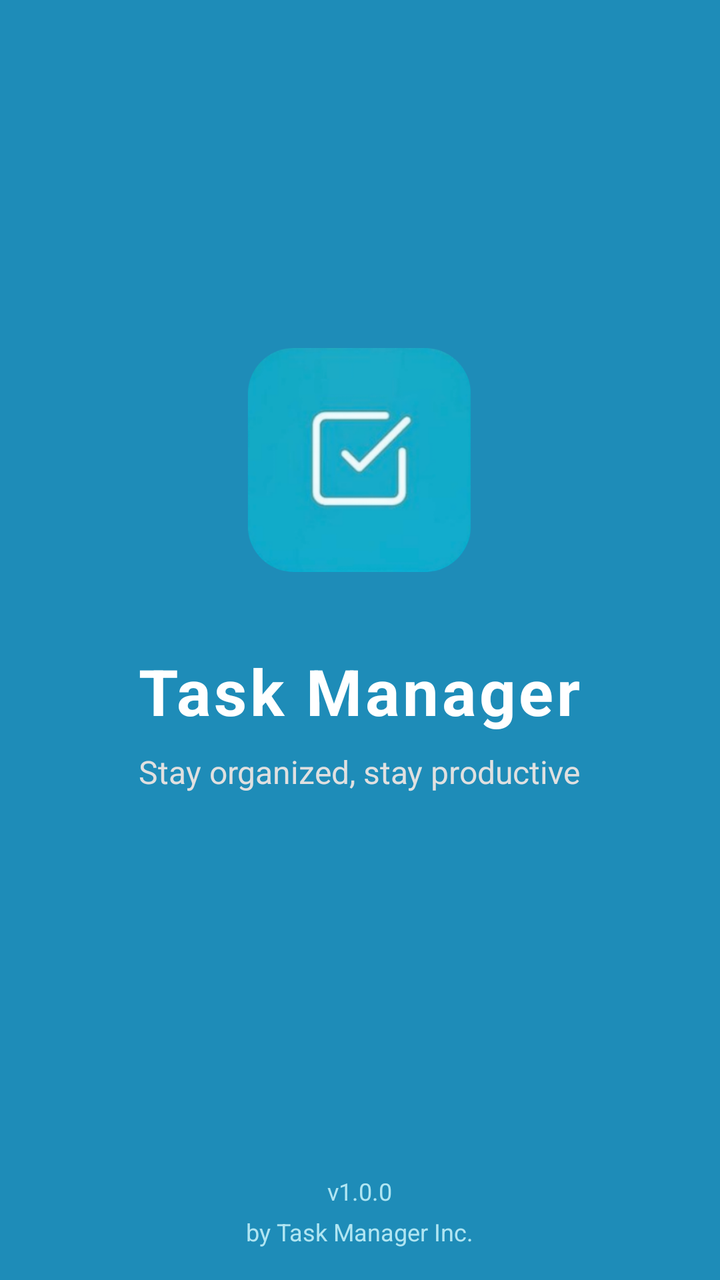
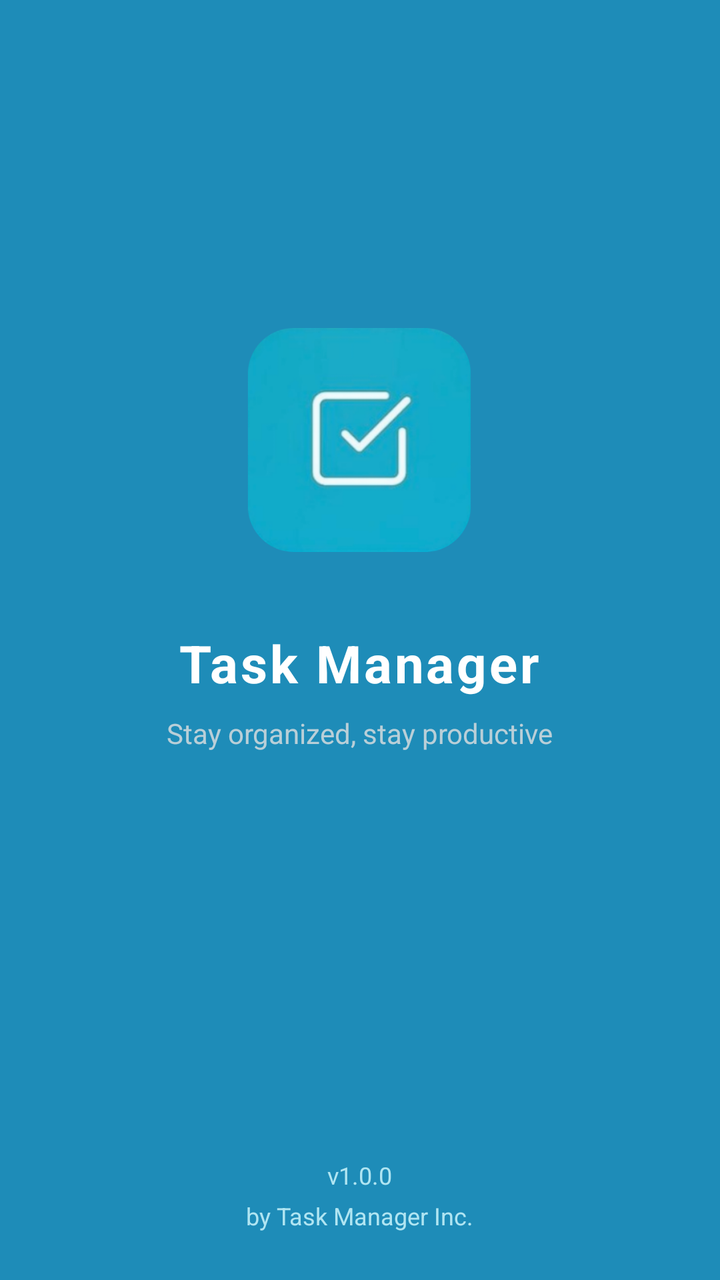

Compare the two renders of this Android layout. The source of the first and the diff that turns it into the second are given below.
<!-- AndroidManifest.xml: application theme Theme.TaskManagementApp -->
<!-- res/layout/activity_main.xml -->
<?xml version="1.0" encoding="utf-8"?>
<RelativeLayout xmlns:android="http://schemas.android.com/apk/res/android"
    android:layout_width="match_parent"
    android:layout_height="match_parent"
    android:background="@color/splash_bg">

    <LinearLayout
        android:id="@+id/logoContainer"
        android:layout_width="wrap_content"
        android:layout_height="wrap_content"
        android:orientation="vertical"
        android:gravity="center"
        android:layout_centerHorizontal="true"
        android:layout_marginTop="160dp">

        <ImageView
            android:layout_width="140dp"
            android:layout_height="140dp"
            android:src="@drawable/app_logo"
            android:contentDescription="App Logo"
            android:elevation="8dp" />

        <TextView
            android:layout_width="wrap_content"
            android:layout_height="wrap_content"
            android:text="Task Manager"
            android:textColor="@color/white"
            android:textSize="32sp"
            android:textStyle="bold"
            android:letterSpacing="0.05"
            android:layout_marginTop="24dp" />

        <TextView
            android:layout_width="wrap_content"
            android:layout_height="wrap_content"
            android:text="Stay organized, stay productive"
            android:textColor="@color/splash_text_secondary"
            android:textSize="16sp"
            android:layout_marginTop="8dp" />
    </LinearLayout>

    <ProgressBar
        android:id="@+id/progressBar"
        android:layout_width="32dp"
        android:layout_height="32dp"
        android:layout_alignParentBottom="true"
        android:layout_centerHorizontal="true"
        android:layout_marginTop="48dp"
        android:indeterminateTint="@color/white" />

    <LinearLayout
        android:layout_width="wrap_content"
        android:layout_height="wrap_content"
        android:orientation="vertical"
        android:gravity="center"
        android:layout_alignParentBottom="true"
        android:layout_centerHorizontal="true"
        android:layout_marginBottom="16dp">

        <TextView
            android:layout_width="wrap_content"
            android:layout_height="wrap_content"
            android:text="v1.0.0"
            android:textColor="@color/splash_footer_text"
            android:textSize="12sp" />

        <TextView
            android:layout_width="wrap_content"
            android:layout_height="wrap_content"
            android:text="by Task Manager Inc."
            android:textColor="@color/splash_footer_text"
            android:textSize="12sp"
            android:layout_marginTop="4dp" />
    </LinearLayout>

</RelativeLayout>
<!-- resources referenced by this layout -->
<resources>
  <color name="splash_bg">#1E8CB8</color>
  <color name="splash_footer_text">#B0E5F2</color>
  <color name="splash_text_secondary">#E0E0E0</color>
  <color name="white">#FFFFFFFF</color>
  <!-- drawable app_logo: png bitmap (drawable, 92949 bytes) -->
  <style name="Theme.TaskManagementApp" parent="Base.Theme.TaskManagementApp">
          <item name="editTextColor">@color/text_primary</item>
      </style>
  <style name="Base.Theme.TaskManagementApp" parent="Theme.Material3.DayNight.NoActionBar">
          <item name="colorContainer">@android:color/transparent</item>
          <item name="android:statusBarColor">@color/white</item>
          <item name="android:windowLightStatusBar">true</item>
          <item name="colorPrimary">@color/nav_selected</item>
          <item name="colorPrimaryVariant">@color/nav_selected</item>
          <item name="colorOnPrimary">@color/white</item>
          <item name="colorSecondary">@color/nav_selected</item>
          <item name="colorSecondaryVariant">@color/nav_selected</item>
          <item name="colorOnSecondary">@color/white</item>
          <item name="android:colorBackground">@color/white</item>
          <item name="colorAccent">@color/nav_selected</item>
          <item name="colorControlActivated">@color/nav_selected</item>
      </style>
  <color name="text_primary">#000000</color>
  <color name="nav_selected">#007FA3</color>
</resources>

<!-- the commit's change to res/layout/activity_main.xml (unified diff, before → after) -->
@@ -11,7 +11,7 @@
         android:orientation="vertical"
         android:gravity="center"
         android:layout_centerHorizontal="true"
-        android:layout_marginTop="160dp">
+        android:layout_marginTop="150dp">
 
         <ImageView
             android:layout_width="140dp"
@@ -25,7 +25,7 @@
             android:layout_height="wrap_content"
             android:text="Task Manager"
             android:textColor="@color/white"
-            android:textSize="32sp"
+            android:textSize="26sp"
             android:textStyle="bold"
             android:letterSpacing="0.05"
             android:layout_marginTop="24dp" />
@@ -35,18 +35,18 @@
             android:layout_height="wrap_content"
             android:text="Stay organized, stay productive"
             android:textColor="@color/splash_text_secondary"
-            android:textSize="16sp"
-            android:layout_marginTop="8dp" />
+            android:textSize="14sp"
+            android:layout_marginTop="8dp"
+            android:alpha="0.8" />
+
+        <ProgressBar
+            android:id="@+id/progressBar"
+            android:layout_width="28dp"
+            android:layout_height="28dp"
+            android:layout_marginTop="48dp"
+            android:indeterminateTint="@color/white"
+            style="?android:attr/progressBarStyleSmall" />
     </LinearLayout>
-
-    <ProgressBar
-        android:id="@+id/progressBar"
-        android:layout_width="32dp"
-        android:layout_height="32dp"
-        android:layout_alignParentBottom="true"
-        android:layout_centerHorizontal="true"
-        android:layout_marginTop="48dp"
-        android:indeterminateTint="@color/white" />
 
     <LinearLayout
         android:layout_width="wrap_content"
@@ -55,7 +55,7 @@
         android:gravity="center"
         android:layout_alignParentBottom="true"
         android:layout_centerHorizontal="true"
-        android:layout_marginBottom="16dp">
+        android:layout_marginBottom="24dp">
 
         <TextView
             android:layout_width="wrap_content"
